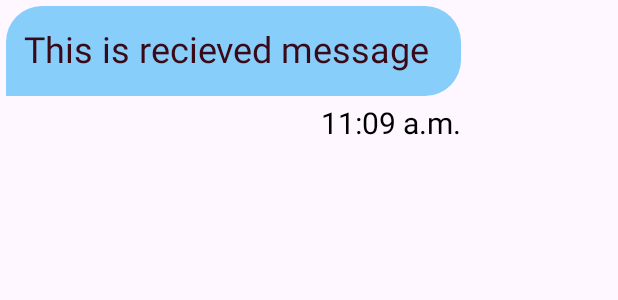
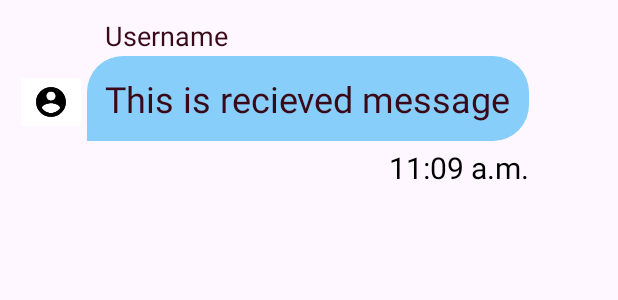
Before and after one commit to PratyayKoley/CampusConnect, an Android app: the layout item_container_received_message.xml on its own in the app's theme, with its tools: preview values and no code run, on a phone screen of 412 x 824 dp. Shown: the top 300 px of the screen. Run offline under Robolectric (Android 15) with nearby library versions, the phone set to English and light mode, and no system bars.

Commit message:
received message xml fix with dp and username of user

```diff
--- a/app/src/main/res/layout/item_container_received_message.xml
+++ b/app/src/main/res/layout/item_container_received_message.xml
@@ -4,24 +4,49 @@
     android:layout_width="match_parent"
     android:layout_height="wrap_content"
     xmlns:app="http://schemas.android.com/apk/res-auto"
-    android:padding="4sp">
+    android:padding="10sp">
+
+    <ImageButton
+        android:id="@+id/UserDP"
+        android:layout_width="wrap_content"
+        android:layout_height="wrap_content"
+        android:layout_marginTop="36dp"
+        android:backgroundTint="#FFFFFF"
+        app:layout_constraintEnd_toStartOf="@id/textMessage"
+        app:layout_constraintTop_toTopOf="parent"
+        app:srcCompat="@drawable/profile"
+        tools:ignore="SpeakableTextPresentCheck,TouchTargetSizeCheck" />
+
+    <TextView
+        android:id="@+id/Name"
+        android:layout_width="wrap_content"
+        android:layout_height="wrap_content"
+        android:layout_marginStart="60dp"
+        android:text="Username"
+        android:textColor="#3A0917"
+        android:textSize="18dp"
+        app:layout_constraintBottom_toTopOf="@id/textMessage"
+        app:layout_constraintStart_toStartOf="parent"
+        app:layout_constraintTop_toTopOf="parent" />
 
     <TextView
         android:id="@+id/textMessage"
-        android:layout_width="0dp"
-        android:layout_height="60dp"
+        android:layout_width="wrap_content"
+        android:layout_height="wrap_content"
+        android:layout_marginStart="60dp"
+        android:layout_marginTop="26dp"
         android:background="@drawable/background_receive_message"
         android:padding="12dp"
+        android:text="This is recieved message"
         android:textColor="#3A0917"
-        android:text="This is recieved message"
         android:textSize="24sp"
-        app:layout_constraintStart_toStartOf="parent"
-        app:layout_constraintTop_toTopOf="parent"
+        app:layout_constraintStart_toStartOf="@id/UserDP"
+        app:layout_constraintTop_toTopOf="@id/Name"
         app:layout_constraintWidth_percent="0.75" />
 
     <TextView
         android:id="@+id/textDateTime"
-        android:layout_width="0dp"
+        android:layout_width="wrap_content"
         android:layout_height="wrap_content"
         android:layout_marginTop="4sp"
         android:textColor="#000000"
```
